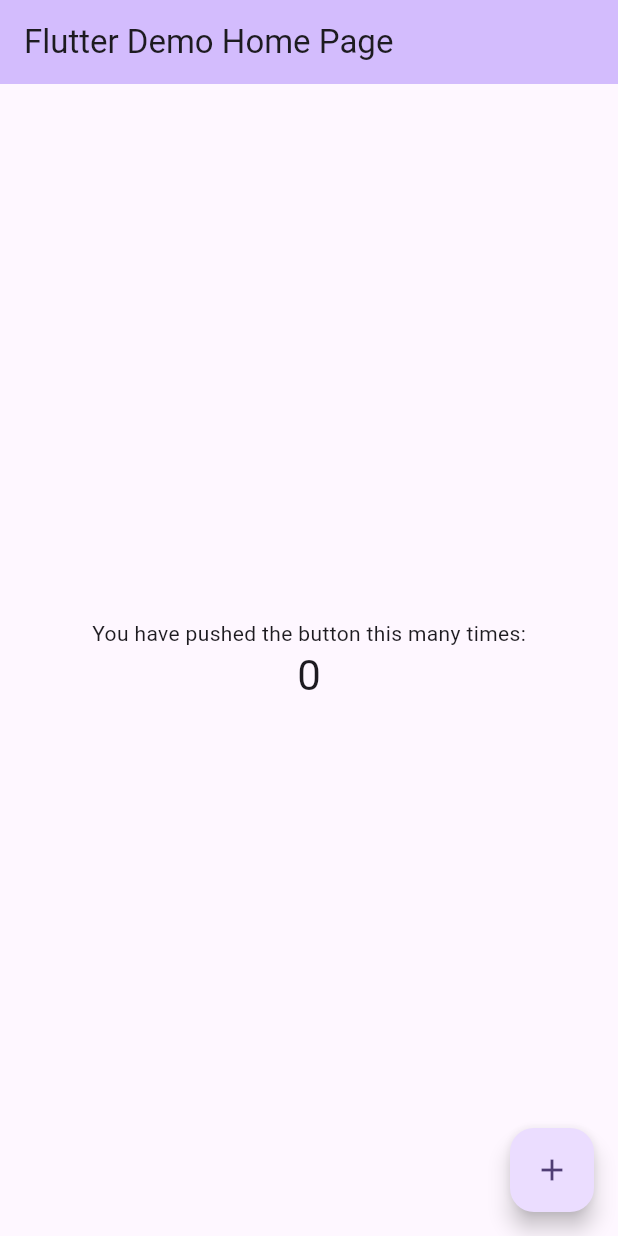
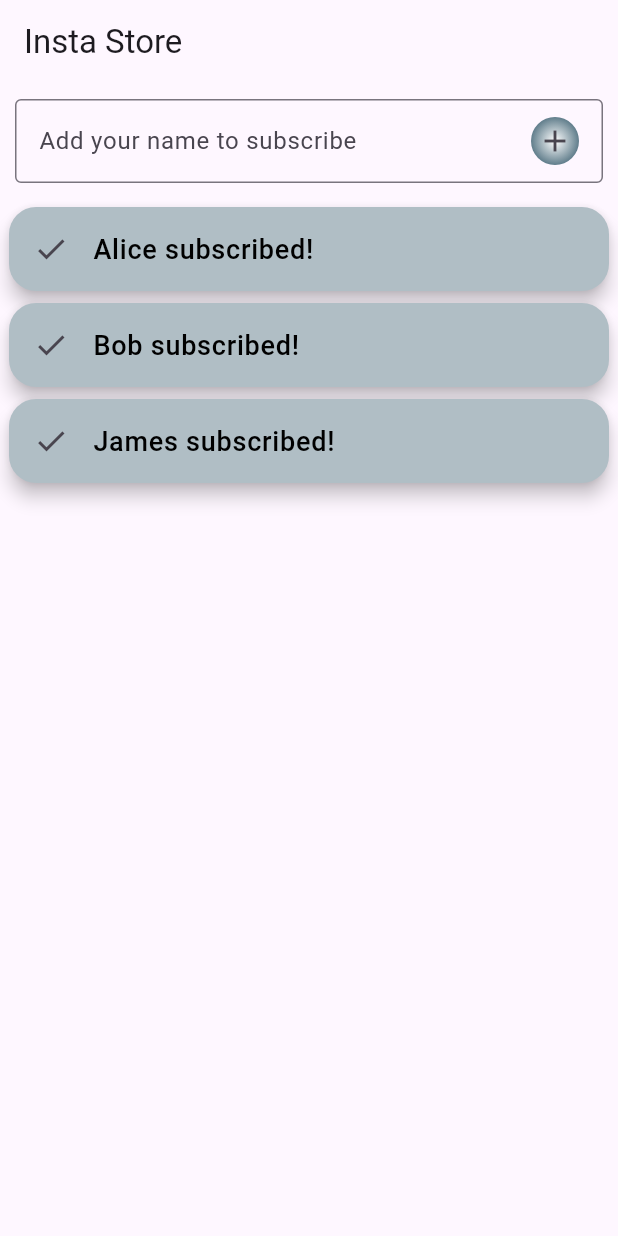
Before and after one commit to Dhannesh/Gesture-App, a Flutter app: the screen it shows after launch, on a phone screen of 412 x 824 dp. Run offline on Flutter 3.47's test engine with Material 3 defaults, Android fonts, the phone set to English and light mode, and no system bars.

Commit message:
add ontap

```diff
--- a/lib/main.dart
+++ b/lib/main.dart
@@ -1,125 +1,4 @@
 import 'package:flutter/material.dart';
+import 'package:gesture_app/simple_gesture.dart';
 
-void main() {
-  runApp(const MyApp());
-}
-
-class MyApp extends StatelessWidget {
-  const MyApp({super.key});
-
-  // This widget is the root of your application.
-  @override
-  Widget build(BuildContext context) {
-    return MaterialApp(
-      title: 'Flutter Demo',
-      theme: ThemeData(
-        // This is the theme of your application.
-        //
-        // TRY THIS: Try running your application with "flutter run". You'll see
-        // the application has a purple toolbar. Then, without quitting the app,
-        // try changing the seedColor in the colorScheme below to Colors.green
-        // and then invoke "hot reload" (save your changes or press the "hot
-        // reload" button in a Flutter-supported IDE, or press "r" if you used
-        // the command line to start the app).
-        //
-        // Notice that the counter didn't reset back to zero; the application
-        // state is not lost during the reload. To reset the state, use hot
-        // restart instead.
-        //
-        // This works for code too, not just values: Most code changes can be
-        // tested with just a hot reload.
-        colorScheme: ColorScheme.fromSeed(seedColor: Colors.deepPurple),
-        useMaterial3: true,
-      ),
-      home: const MyHomePage(title: 'Flutter Demo Home Page'),
-    );
-  }
-}
-
-class MyHomePage extends StatefulWidget {
-  const MyHomePage({super.key, required this.title});
-
-  // This widget is the home page of your application. It is stateful, meaning
-  // that it has a State object (defined below) that contains fields that affect
-  // how it looks.
-
-  // This class is the configuration for the state. It holds the values (in this
-  // case the title) provided by the parent (in this case the App widget) and
-  // used by the build method of the State. Fields in a Widget subclass are
-  // always marked "final".
-
-  final String title;
-
-  @override
-  State<MyHomePage> createState() => _MyHomePageState();
-}
-
-class _MyHomePageState extends State<MyHomePage> {
-  int _counter = 0;
-
-  void _incrementCounter() {
-    setState(() {
-      // This call to setState tells the Flutter framework that something has
-      // changed in this State, which causes it to rerun the build method below
-      // so that the display can reflect the updated values. If we changed
-      // _counter without calling setState(), then the build method would not be
-      // called again, and so nothing would appear to happen.
-      _counter++;
-    });
-  }
-
-  @override
-  Widget build(BuildContext context) {
-    // This method is rerun every time setState is called, for instance as done
-    // by the _incrementCounter method above.
-    //
-    // The Flutter framework has been optimized to make rerunning build methods
-    // fast, so that you can just rebuild anything that needs updating rather
-    // than having to individually change instances of widgets.
-    return Scaffold(
-      appBar: AppBar(
-        // TRY THIS: Try changing the color here to a specific color (to
-        // Colors.amber, perhaps?) and trigger a hot reload to see the AppBar
-        // change color while the other colors stay the same.
-        backgroundColor: Theme.of(context).colorScheme.inversePrimary,
-        // Here we take the value from the MyHomePage object that was created by
-        // the App.build method, and use it to set our appbar title.
-        title: Text(widget.title),
-      ),
-      body: Center(
-        // Center is a layout widget. It takes a single child and positions it
-        // in the middle of the parent.
-        child: Column(
-          // Column is also a layout widget. It takes a list of children and
-          // arranges them vertically. By default, it sizes itself to fit its
-          // children horizontally, and tries to be as tall as its parent.
-          //
-          // Column has various properties to control how it sizes itself and
-          // how it positions its children. Here we use mainAxisAlignment to
-          // center the children vertically; the main axis here is the vertical
-          // axis because Columns are vertical (the cross axis would be
-          // horizontal).
-          //
-          // TRY THIS: Invoke "debug painting" (choose the "Toggle Debug Paint"
-          // action in the IDE, or press "p" in the console), to see the
-          // wireframe for each widget.
-          mainAxisAlignment: MainAxisAlignment.center,
-          children: <Widget>[
-            const Text(
-              'You have pushed the button this many times:',
-            ),
-            Text(
-              '$_counter',
-              style: Theme.of(context).textTheme.headlineMedium,
-            ),
-          ],
-        ),
-      ),
-      floatingActionButton: FloatingActionButton(
-        onPressed: _incrementCounter,
-        tooltip: 'Increment',
-        child: const Icon(Icons.add),
-      ), // This trailing comma makes auto-formatting nicer for build methods.
-    );
-  }
-}
+void main() => runApp(const SimpleGesture());
--- /dev/null
+++ b/lib/simple_gesture.dart
@@ -0,0 +1,100 @@
+import 'package:flutter/material.dart';
+
+class SimpleGesture extends StatelessWidget {
+  const SimpleGesture({super.key});
+
+  @override
+  Widget build(BuildContext context) {
+    return MaterialApp(
+      title: 'Insta Store',
+      theme: ThemeData(
+          brightness: Brightness.light, primarySwatch: Colors.blueGrey),
+      home: Scaffold(
+          appBar: AppBar(
+            title: const Text('Insta Store'),
+          ),
+          body: CustomerSubscription()),
+    );
+  }
+}
+
+class CustomerSubscription extends StatefulWidget {
+  const CustomerSubscription({super.key});
+
+  @override
+  State<CustomerSubscription> createState() => _CustomerSubscriptionState();
+}
+
+class _CustomerSubscriptionState extends State<CustomerSubscription> {
+  final List<String> names = <String>['Alice', 'Bob', 'James'];
+  TextEditingController nameController = TextEditingController();
+
+  void addNameToList(){
+    if(nameController.text.isNotEmpty){
+      setState(() {
+        names.insert(0, nameController.text);
+        nameController.clear();
+      });
+    }
+  }
+
+  @override
+  Widget build(BuildContext context) {
+    return Column(
+      children: <Widget>[
+        Padding(
+            padding: EdgeInsets.all(10),
+          child: TextField(
+            controller: nameController,
+            decoration: InputDecoration(
+              suffixIcon: GestureDetector(
+                onTap: addNameToList,
+                child: Padding(
+                  padding: const EdgeInsets.fromLTRB(0,0,16,0),
+                  child: Container(
+                    decoration: BoxDecoration(
+                      gradient: RadialGradient(colors: [Colors.white,Colors.blueGrey]),
+                      shape: BoxShape.circle
+                    ),
+                    child: Icon(
+                      Icons.add
+                    ),
+                  ),
+                ),
+              ),
+              border: OutlineInputBorder(),
+              labelText: 'Add your name to subscribe'
+            ),
+          ),
+        ),
+        Expanded(
+            child: ListView.builder(
+              padding: EdgeInsets.all(2),
+              itemCount: names.length,
+              itemBuilder: (context, int index){
+                return Card(
+                  color: Colors.blueGrey[200],
+                  elevation: 5,
+                  margin: EdgeInsets.all(4),
+                  shape: RoundedRectangleBorder(
+                    borderRadius: BorderRadius.circular(18)
+                  ),
+                  child: ListTile(
+                    leading: Icon(Icons.check),
+                    title: Text('${names[index]} subscribed!',
+                    style: TextStyle(
+                      fontSize: 18,
+                      color: Colors.black,
+                      fontWeight: FontWeight.w500
+                    ),
+                  ),
+                )
+                );
+              },
+
+            )
+        )
+      ],
+    );
+  }
+}
```
